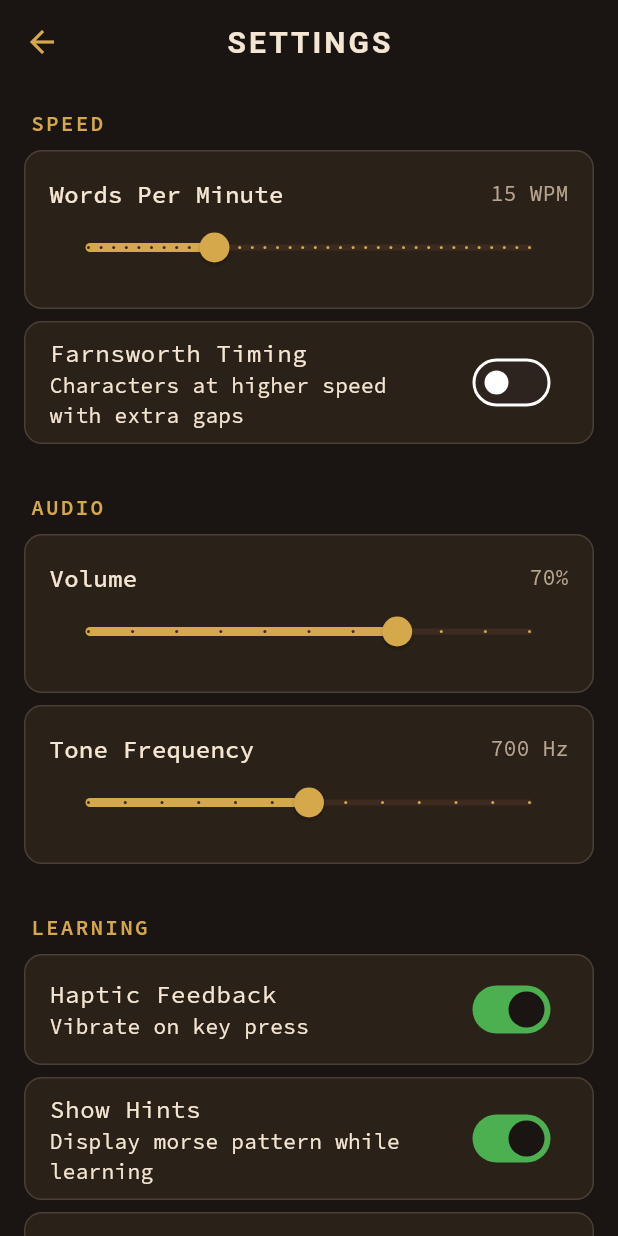
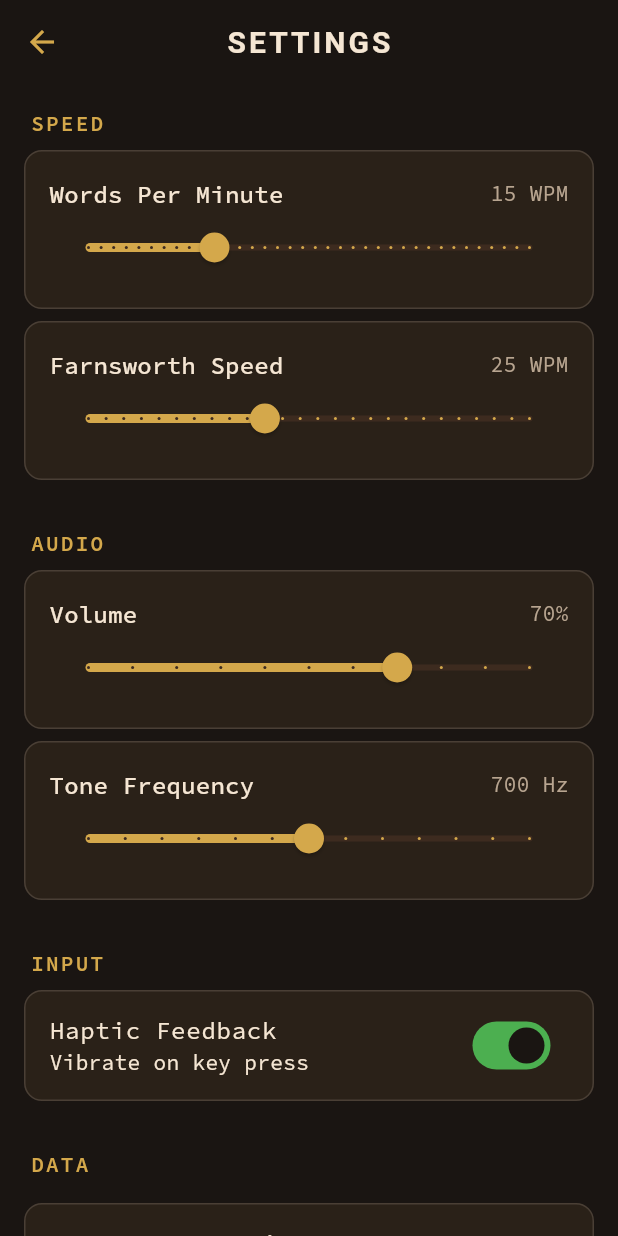
Before and after one commit to jacobeatsspam/flutter-morse-mentor, a Flutter app: the screen it shows after launch, after a tap on the "settings" icon, on a phone screen of 412 x 824 dp. Run offline on Flutter 3.47's test engine with Material 3 defaults, Android fonts, the phone set to English and light mode, and no system bars; our stand-ins replace audioplayers, flutter_animate, google_fonts, hive_flutter, share_plus, shared_preferences; missing offline and left inert: dart:html, receive_sharing_intent; accounts and stored records are empty; statements that could not run were skipped.

Commit message:
clean up settings screen, add stats screen

```diff
--- a/lib/screens/compose_screen.dart
+++ b/lib/screens/compose_screen.dart
@@ -604,7 +604,6 @@ class _ComposeScreenState extends State<ComposeScreen> {
       final shareService = ShareService(
         toneFrequency: settings.toneFrequency,
         wordsPerMinute: settings.wordsPerMinute,
-        // For Farnsworth, set character speed faster than effective speed
         characterWpm: useFarnsworth ? settings.farnsworthWpm : null,
       );
 
--- a/lib/screens/home_screen.dart
+++ b/lib/screens/home_screen.dart
@@ -11,6 +11,7 @@ import 'challenge_screen.dart';
 import 'reference_screen.dart';
 import 'settings_screen.dart';
 import 'compose_screen.dart';
+import 'stats_screen.dart';
 
 class HomeScreen extends StatefulWidget {
   const HomeScreen({super.key});
@@ -172,8 +173,16 @@ class _HomeScreenState extends State<HomeScreen> {
 
           const SizedBox(height: 32),
 
-          // Stats row
-          Row(
+          // Stats row (tappable to see full stats)
+          GestureDetector(
+            onTap: () => _navigateTo(const StatsScreen()),
+            child: Container(
+              padding: const EdgeInsets.symmetric(vertical: 12, horizontal: 8),
+              decoration: BoxDecoration(
+                color: AppColors.darkWood.withAlpha(128),
+                borderRadius: BorderRadius.circular(12),
+              ),
+              child: Row(
                 mainAxisAlignment: MainAxisAlignment.spaceAround,
                 children: [
                   _buildStatItem(
@@ -192,6 +201,8 @@ class _HomeScreenState extends State<HomeScreen> {
                     icon: Icons.speed_outlined,
                   ),
                 ],
+              ),
+            ),
           ).animate().fadeIn(delay: 300.ms),
         ],
       ),
--- a/lib/screens/learn_screen.dart
+++ b/lib/screens/learn_screen.dart
@@ -11,7 +11,6 @@ import '../core/theme/app_theme.dart';
 import '../core/constants/morse_code.dart';
 import '../models/user_progress.dart';
 import '../services/progress_service.dart';
-import '../services/settings_service.dart';
 import '../widgets/telegraph_key_layout.dart';
 import '../widgets/morse_display.dart';
 
@@ -410,7 +409,6 @@ class _LearnScreenState extends State<LearnScreen> {
   }
 
   Widget _buildCharacterDisplay(MorseCharacter char) {
-    final settings = context.watch<SettingsService>();
     final progress = context.watch<ProgressService>();
     final charProgress = progress.getCharacterProgress(char.character);
 
@@ -488,8 +486,7 @@ class _LearnScreenState extends State<LearnScreen> {
 
         const SizedBox(height: 16),
 
-        // Morse pattern (hint)
-        if (settings.showHints) ...[
+        // Morse pattern (visual hint)
         MorseDisplay(
           pattern: char.morse,
           elementSize: 20,
@@ -503,7 +500,6 @@ class _LearnScreenState extends State<LearnScreen> {
                 letterSpacing: 4,
               ),
         ),
-        ],
 
         const SizedBox(height: 16),
 
--- a/lib/screens/reference_screen.dart
+++ b/lib/screens/reference_screen.dart
@@ -50,12 +50,7 @@ class _ReferenceScreenState extends State<ReferenceScreen>
       await _audioPlayer.stop();
 
       final adjustedWpm = (settings.wordsPerMinute * speed).round().clamp(5, 50);
-
-      // For Farnsworth, character speed should be FASTER than gap speed
-      // If farnsworthWpm is lower than adjustedWpm, use adjustedWpm for characters instead
-      final effectiveCharWpm = useFarnsworth
-          ? (settings.farnsworthWpm > adjustedWpm ? settings.farnsworthWpm : null)
-          : null;
+      final effectiveCharWpm = useFarnsworth ? settings.farnsworthWpm : null;
 
       final generator = MorseAudioGenerator(
         toneFrequency: settings.toneFrequency,
--- a/lib/screens/settings_screen.dart
+++ b/lib/screens/settings_screen.dart
@@ -2,8 +2,8 @@ import 'package:flutter/material.dart';
 import 'package:provider/provider.dart';
 
 import '../core/theme/app_theme.dart';
+import '../services/progress_service.dart';
 import '../services/settings_service.dart';
-import '../services/progress_service.dart';
 
 class SettingsScreen extends StatelessWidget {
   const SettingsScreen({super.key});
@@ -11,7 +11,7 @@ class SettingsScreen extends StatelessWidget {
   @override
   Widget build(BuildContext context) {
     final settings = context.watch<SettingsService>();
-    final progress = context.watch<ProgressService>();
+    final progress = context.read<ProgressService>();
 
     return Scaffold(
       appBar: AppBar(
@@ -32,26 +32,16 @@ class SettingsScreen extends StatelessWidget {
             divisions: 35,
             onChanged: (value) => settings.setWordsPerMinute(value.round()),
           ),
-
-          // Farnsworth timing
-          _buildSwitchTile(
+          _buildSliderTile(
             context: context,
-            title: 'Farnsworth Timing',
-            subtitle: 'Characters at higher speed with extra gaps',
-            value: settings.farnsworthEnabled,
-            onChanged: settings.setFarnsworthEnabled,
+            title: 'Farnsworth Speed',
+            subtitle: '${settings.farnsworthWpm} WPM',
+            value: settings.farnsworthWpm.toDouble(),
+            min: 15,
+            max: 40,
+            divisions: 25,
+            onChanged: (value) => settings.setfarnsworthWpm(value.round()),
           ),
-          if (settings.farnsworthEnabled)
-            _buildSliderTile(
-              context: context,
-              title: 'Character Speed',
-              subtitle: '${settings.farnsworthWpm} WPM',
-              value: settings.farnsworthWpm.toDouble(),
-              min: settings.wordsPerMinute.toDouble(),
-              max: 40,
-              divisions: 35 - settings.wordsPerMinute,
-              onChanged: (value) => settings.setFarnsworthWpm(value.round()),
-            ),
 
           const SizedBox(height: 24),
 
@@ -80,8 +70,8 @@ class SettingsScreen extends StatelessWidget {
 
           const SizedBox(height: 24),
 
-          // Learning settings
-          _buildSectionHeader(context, 'LEARNING'),
+          // Input settings
+          _buildSectionHeader(context, 'INPUT'),
           _buildSwitchTile(
             context: context,
             title: 'Haptic Feedback',
@@ -89,31 +79,6 @@ class SettingsScreen extends StatelessWidget {
             value: settings.hapticFeedback,
             onChanged: settings.setHapticFeedback,
           ),
-          _buildSwitchTile(
-            context: context,
-            title: 'Show Hints',
-            subtitle: 'Display morse pattern while learning',
-            value: settings.showHints,
-            onChanged: settings.setShowHints,
-          ),
-          _buildSwitchTile(
-            context: context,
-            title: 'Auto Advance',
-            subtitle: 'Move to next character after correct answer',
-            value: settings.autoAdvance,
-            onChanged: settings.setAutoAdvance,
-          ),
-
-          const SizedBox(height: 24),
-
-          // Statistics
-          _buildSectionHeader(context, 'STATISTICS'),
-          _buildStatTile(context, 'Current Level', '${progress.progress.currentLevel}'),
-          _buildStatTile(context, 'Characters Mastered', '${progress.getMasteredCharacters().length}'),
-          _buildStatTile(context, 'Total Practice Time', _formatTime(progress.progress.totalPracticeTime)),
-          _buildStatTile(context, 'Sessions Completed', '${progress.progress.totalSessionsCompleted}'),
-          _buildStatTile(context, 'Current Streak', '${progress.progress.currentStreak} days'),
-          _buildStatTile(context, 'Best Streak', '${progress.progress.bestStreak} days'),
 
           const SizedBox(height: 24),
 
@@ -266,39 +231,6 @@ class SettingsScreen extends StatelessWidget {
     );
   }
 
-  Widget _buildStatTile(BuildContext context, String label, String value) {
-    return Container(
-      margin: const EdgeInsets.only(bottom: 8),
-      padding: const EdgeInsets.symmetric(horizontal: 16, vertical: 12),
-      decoration: BoxDecoration(
-        color: AppColors.cardBackground,
-        borderRadius: BorderRadius.circular(12),
-        border: Border.all(color: AppColors.divider),
-      ),
-      child: Row(
-        mainAxisAlignment: MainAxisAlignment.spaceBetween,
-        children: [
-          Text(label, style: Theme.of(context).textTheme.bodyMedium),
-          Text(
-            value,
-            style: Theme.of(context).textTheme.titleMedium?.copyWith(
-                  color: AppColors.brass,
-                ),
-          ),
-        ],
-      ),
-    );
-  }
-
-  String _formatTime(int seconds) {
-    final hours = seconds ~/ 3600;
-    final minutes = (seconds % 3600) ~/ 60;
-    if (hours > 0) {
-      return '${hours}h ${minutes}m';
-    }
-    return '${minutes}m';
-  }
-
   void _confirmAction(
     BuildContext context,
     String title,
--- a/lib/services/settings_service.dart
+++ b/lib/services/settings_service.dart
@@ -7,10 +7,7 @@ class SettingsService extends ChangeNotifier {
   static const String _volumeKey = 'volume';
   static const String _hapticKey = 'haptic_feedback';
   static const String _toneFrequencyKey = 'tone_frequency';
-  static const String _showHintsKey = 'show_hints';
-  static const String _autoAdvanceKey = 'auto_advance';
-  static const String _farnsworthKey = 'farnsworth_enabled';
-  static const String _farnsworthWpmKey = 'farnsworth_wpm';
+  static const String _farnsworthCharWpmKey = 'farnsworth_character_wpm';
 
   SharedPreferences? _prefs;
 
@@ -19,19 +16,13 @@ class SettingsService extends ChangeNotifier {
   double _volume = 0.7;
   bool _hapticFeedback = true;
   int _toneFrequency = 700;
-  bool _showHints = true;
-  bool _autoAdvance = true;
-  bool _farnsworthEnabled = false;
-  int _farnsworthWpm = 5; // Character speed when Farnsworth is enabled
+  int _farnsworthWpm = 25; // Character speed for Farnsworth playback
 
   // Getters
   int get wordsPerMinute => _wordsPerMinute;
   double get volume => _volume;
   bool get hapticFeedback => _hapticFeedback;
   int get toneFrequency => _toneFrequency;
-  bool get showHints => _showHints;
-  bool get autoAdvance => _autoAdvance;
-  bool get farnsworthEnabled => _farnsworthEnabled;
   int get farnsworthWpm => _farnsworthWpm;
 
   /// Initialize settings from persistent storage
@@ -42,10 +33,7 @@ class SettingsService extends ChangeNotifier {
     _volume = _prefs?.getDouble(_volumeKey) ?? 0.7;
     _hapticFeedback = _prefs?.getBool(_hapticKey) ?? true;
     _toneFrequency = _prefs?.getInt(_toneFrequencyKey) ?? 700;
-    _showHints = _prefs?.getBool(_showHintsKey) ?? true;
-    _autoAdvance = _prefs?.getBool(_autoAdvanceKey) ?? true;
-    _farnsworthEnabled = _prefs?.getBool(_farnsworthKey) ?? false;
-    _farnsworthWpm = _prefs?.getInt(_farnsworthWpmKey) ?? 5;
+    _farnsworthWpm = _prefs?.getInt(_farnsworthCharWpmKey) ?? 25;
 
     notifyListeners();
   }
@@ -78,43 +66,13 @@ class SettingsService extends ChangeNotifier {
     notifyListeners();
   }
 
-  /// Enable/disable hint display
-  Future<void> setShowHints(bool show) async {
-    _showHints = show;
-    await _prefs?.setBool(_showHintsKey, _showHints);
+  /// Set Farnsworth character speed (15-40 WPM)
+  /// This is the speed at which characters are played when using Farnsworth timing.
+  /// The gaps between characters use the standard WPM setting.
+  Future<void> setfarnsworthWpm(int wpm) async {
+    _farnsworthWpm = wpm.clamp(15, 40);
+    await _prefs?.setInt(_farnsworthCharWpmKey, _farnsworthWpm);
     notifyListeners();
-  }
-
-  /// Enable/disable auto-advance to next character
-  Future<void> setAutoAdvance(bool enabled) async {
-    _autoAdvance = enabled;
-    await _prefs?.setBool(_autoAdvanceKey, _autoAdvance);
-    notifyListeners();
-  }
-
-  /// Enable/disable Farnsworth timing
-  /// Farnsworth method sends characters at a faster rate but with
-  /// extra spacing between characters, helping learners recognize
-  /// character patterns at higher speeds
-  Future<void> setFarnsworthEnabled(bool enabled) async {
-    _farnsworthEnabled = enabled;
-    await _prefs?.setBool(_farnsworthKey, _farnsworthEnabled);
-    notifyListeners();
-  }
-
-  /// Set Farnsworth character speed
-  Future<void> setFarnsworthWpm(int wpm) async {
-    _farnsworthWpm = wpm.clamp(5, 40);
-    await _prefs?.setInt(_farnsworthWpmKey, _farnsworthWpm);
-    notifyListeners();
-  }
-
-  /// Get the effective character WPM (for Farnsworth timing)
-  int get effectiveCharacterWpm {
-    if (_farnsworthEnabled && _farnsworthWpm > _wordsPerMinute) {
-      return _farnsworthWpm;
-    }
-    return _wordsPerMinute;
   }
 
   /// Reset all settings to defaults
@@ -123,10 +81,7 @@ class SettingsService extends ChangeNotifier {
     _volume = 0.7;
     _hapticFeedback = true;
     _toneFrequency = 700;
-    _showHints = true;
-    _autoAdvance = true;
-    _farnsworthEnabled = false;
-    _farnsworthWpm = 5;
+    _farnsworthWpm = 25;
 
     await _prefs?.clear();
     notifyListeners();
```
Also changed, not shown: lib/screens/stats_screen.dart (added, +90 -0 lines). Lines whose indentation alone changed are shown as unchanged.
